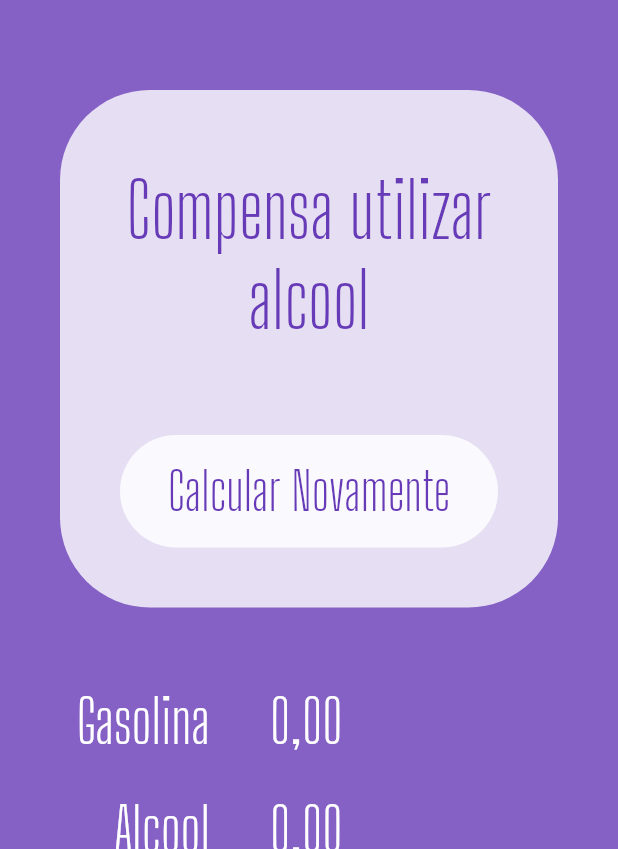
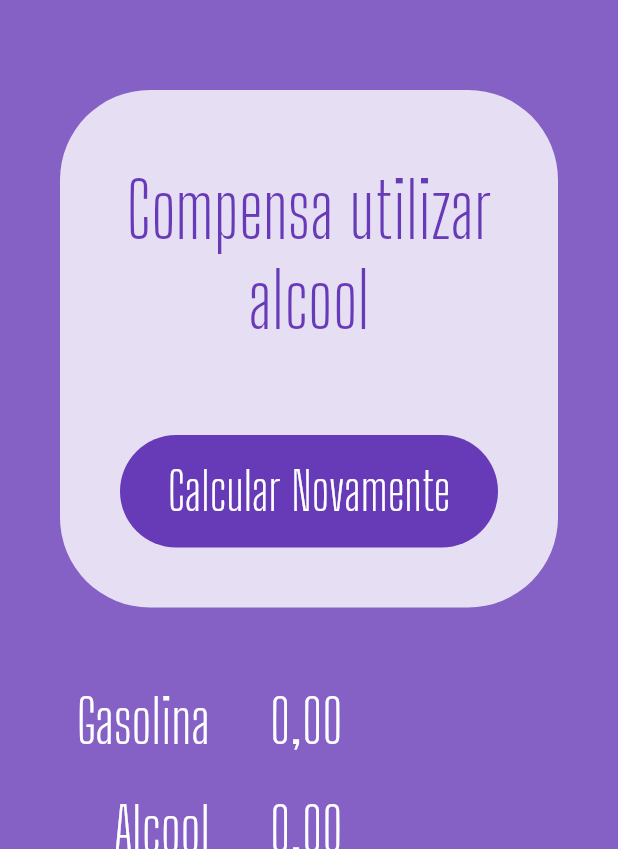
Before and after one commit to RaphaelfsOliveira/flutter_course_balta_io_alcool_gasolina, a Flutter app: the screen it shows after launch, on a phone screen of 412 x 824 dp, the part 387-1236 px from its top. Run offline on Flutter 3.47's test engine with Material 2 defaults, Android fonts, the phone set to English and light mode, and no system bars; our stand-ins replace flutter_masked_text.

Commit message:
- atualizando calcButton - adicionando quadro de resultado do cálculo

```diff
--- a/app/lib/main.dart
+++ b/app/lib/main.dart
@@ -54,7 +54,12 @@ class HomePage extends StatelessWidget {
                   textAlign: TextAlign.center,
                 ),
                 SizedBox(height: 20),
-                CalcButton(buttonName: 'Calcular Novamente'),
+                CalcButton(
+                  name: 'Calcular Novamente',
+                  busy: false,
+                  invert: true,
+                  func: () {},
+                ),
               ],
             ),
           ),
@@ -74,7 +79,12 @@ class HomePage extends StatelessWidget {
               Price(ctrl: _alcCtrl),
             ],
           ),
-          CalcButton(buttonName: 'Calcular'),
+          CalcButton(
+            name: 'Calcular',
+            busy: true,
+            invert: false,
+            func: () {},
+          ),
         ],
       ),
     );
--- a/app/lib/widgets/calcButton.widget.dart
+++ b/app/lib/widgets/calcButton.widget.dart
@@ -1,32 +1,48 @@
 import 'package:flutter/material.dart';
 
 class CalcButton extends StatelessWidget {
-  final String buttonName;
+  final String name;
+  var busy = false;
+  var invert = false;
+  Function func;
 
   CalcButton({
-    @required this.buttonName,
+    @required this.name,
+    @required this.busy,
+    @required this.invert,
+    @required this.func,
   });
 
   @override
   Widget build(BuildContext context) {
-    return Container(
+    return busy
+        ? Container(
+            alignment: Alignment.center,
+            height: 130,
+            child: CircularProgressIndicator(
+              backgroundColor: Colors.white,
+            ),
+          )
+        : Container(
             margin: EdgeInsets.all(40),
             height: 75,
             width: double.infinity,
             decoration: BoxDecoration(
-        color: Colors.white.withOpacity(0.8),
+              color: invert
+                  ? Theme.of(context).primaryColor
+                  : Colors.white.withOpacity(0.8),
               borderRadius: BorderRadius.circular(60),
             ),
             child: FlatButton(
               child: Text(
-          buttonName,
+                name,
                 style: TextStyle(
-            color: Theme.of(context).primaryColor,
+                  color: invert ? Colors.white : Theme.of(context).primaryColor,
                   fontSize: 35,
                   fontFamily: 'Big Shoulders Display',
                 ),
               ),
-        onPressed: () {},
+              onPressed: func,
             ),
           );
   }
```
Lines whose indentation alone changed are shown as unchanged.
